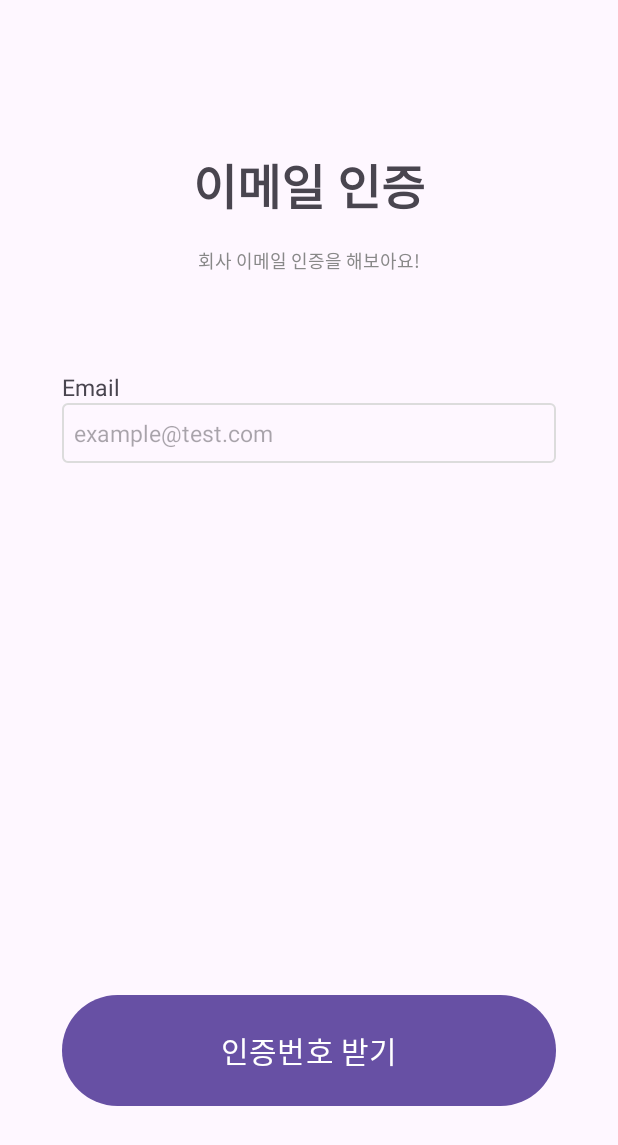
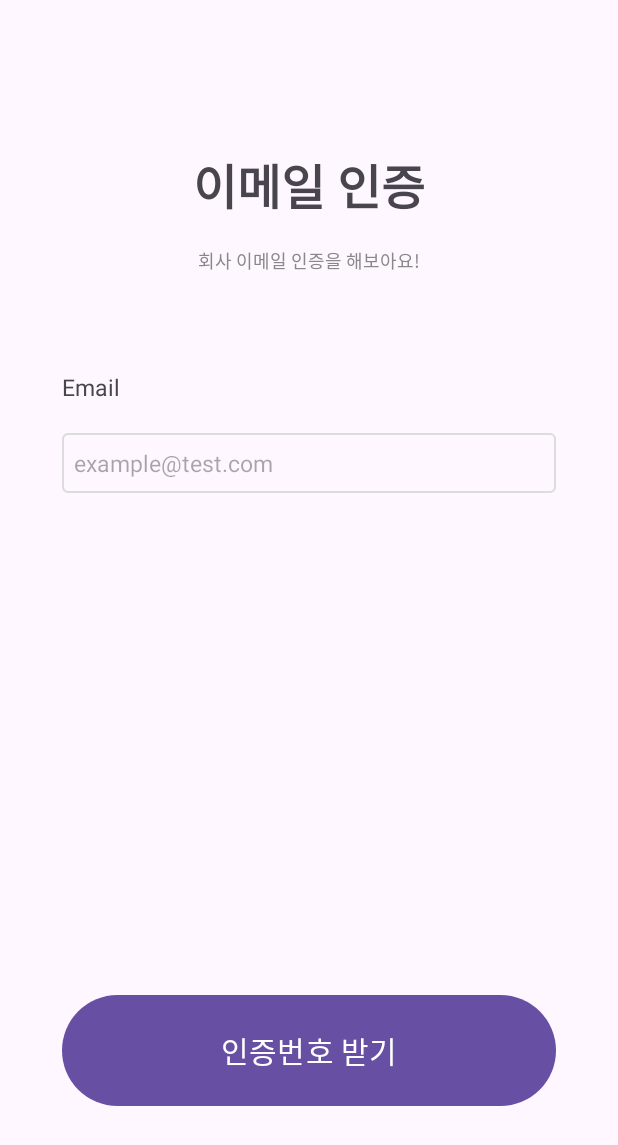
Before and after one commit to gun-s-kids/gun-s-kids-AOS, an Android app: the MailFragment screen opened directly, with no data from a screen before it, on a phone screen of 412 x 824 dp. Shown: the top 1145 px of the screen. Run offline under Robolectric (Android 15) with nearby library versions, the phone set to English and light mode, and no system bars; our stand-ins replace data binding.

Commit message:
feat : 회원가입 mail
인증번호 받기 전 이메일 입력을 받고 인증번호 확인 후 해당 이메일을 그대로 사용 및 변경 불가

```diff
--- a/presentation/src/main/res/layout/fragment_mail.xml
+++ b/presentation/src/main/res/layout/fragment_mail.xml
@@ -2,6 +2,7 @@
 <layout>
 
     <data>
+
         <variable
             name="viewModel"
             type="com.ehyundai.project.club.view.signUp.SignUpViewModel" />
@@ -44,10 +45,10 @@
                 android:id="@+id/lv_input"
                 android:layout_width="0dp"
                 android:layout_height="0dp"
-                app:layout_constraintTop_toBottomOf="@id/sub_title"
                 app:layout_constraintEnd_toEndOf="parent"
                 app:layout_constraintHeight_percent="0.5"
                 app:layout_constraintStart_toStartOf="parent"
+                app:layout_constraintTop_toBottomOf="@id/sub_title"
                 app:layout_constraintWidth_percent="0.8">
 
                 <TextView
@@ -63,12 +64,12 @@
                     android:id="@+id/et_email"
                     android:layout_width="match_parent"
                     android:layout_height="40dp"
+                    android:layout_marginTop="20dp"
                     android:background="@drawable/ic_edit_text"
                     android:hint="  example@test.com"
+                    android:text="@={viewModel.mail}"
                     android:textSize="15sp"
                     app:layout_constraintTop_toBottomOf="@+id/tv_email" />
-
-
             </androidx.constraintlayout.widget.ConstraintLayout>
 
             <Button
--- a/presentation/src/main/res/layout/fragment_sign_up.xml
+++ b/presentation/src/main/res/layout/fragment_sign_up.xml
@@ -1,10 +1,13 @@
 <?xml version="1.0" encoding="utf-8"?>
 <layout>
+
     <data>
+
         <variable
             name="viewModel"
             type="com.ehyundai.project.club.view.signUp.SignUpViewModel" />
     </data>
+
     <FrameLayout xmlns:android="http://schemas.android.com/apk/res/android"
         xmlns:tools="http://schemas.android.com/tools"
         android:layout_width="match_parent"
@@ -106,7 +109,9 @@
                     android:layout_width="match_parent"
                     android:layout_height="40dp"
                     android:background="@drawable/ic_edit_text"
+                    android:focusable="false"
                     android:hint="  example@test.com"
+                    android:text="@={viewModel.mail}"
                     android:textSize="15sp"
                     app:layout_constraintBottom_toTopOf="@id/tv_password"
                     app:layout_constraintTop_toBottomOf="@+id/tv_email" />
```
